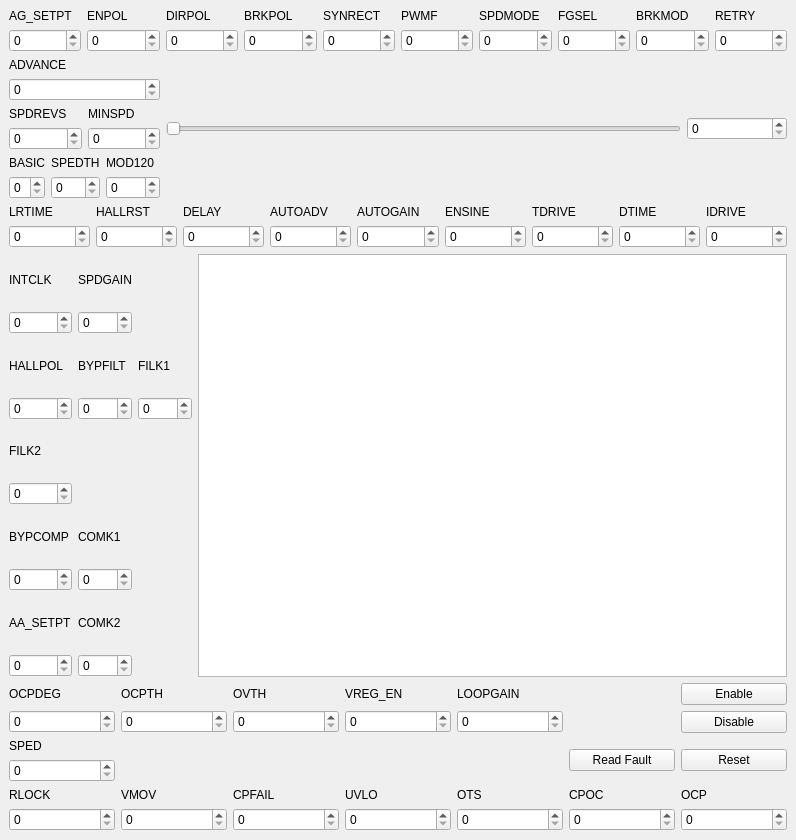
Before: the Qt Designer form Arduino/motorControllerPWM/Window.ui in mcgill-robotics-archive/rover-2015, drawn with Qt 5.
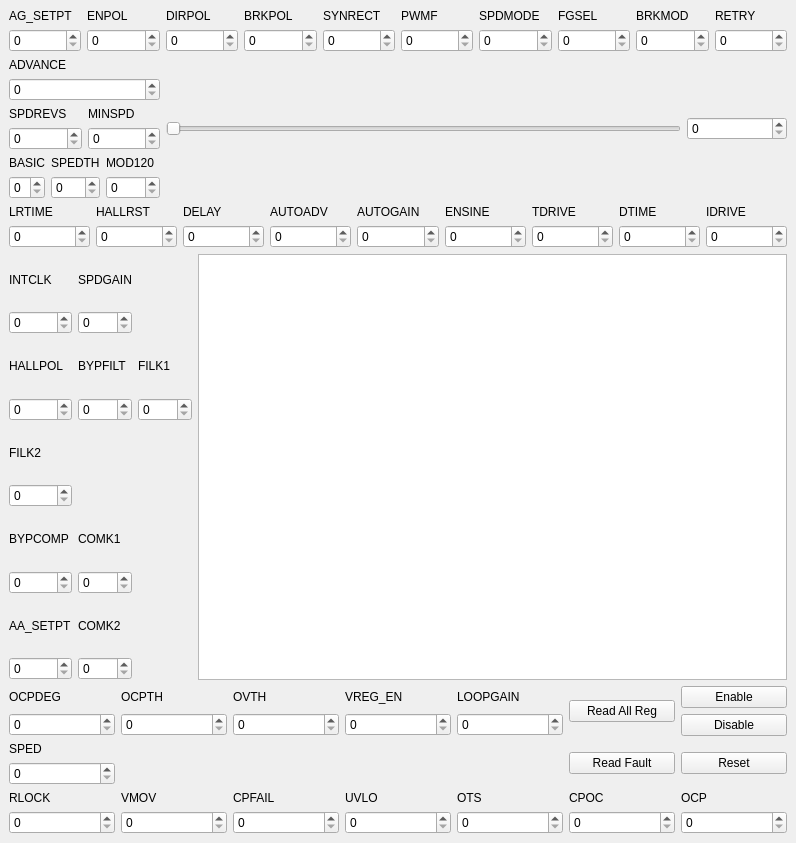
After: the same form once the commit is applied.

Commit message: untested register read and gui update

```diff
--- a/Arduino/motorControllerPWM/Window.ui
+++ b/Arduino/motorControllerPWM/Window.ui
@@ -7,7 +7,7 @@
     <x>0</x>
     <y>0</y>
     <width>796</width>
-    <height>840</height>
+    <height>843</height>
    </rect>
   </property>
   <property name="windowTitle">
@@ -991,6 +991,13 @@
           </property>
          </widget>
         </item>
+        <item row="0" column="5">
+         <widget class="QPushButton" name="readAll">
+          <property name="text">
+           <string>Read All Reg</string>
+          </property>
+         </widget>
+        </item>
        </layout>
       </item>
      </layout>
```
The commit also changes 4 other files.
